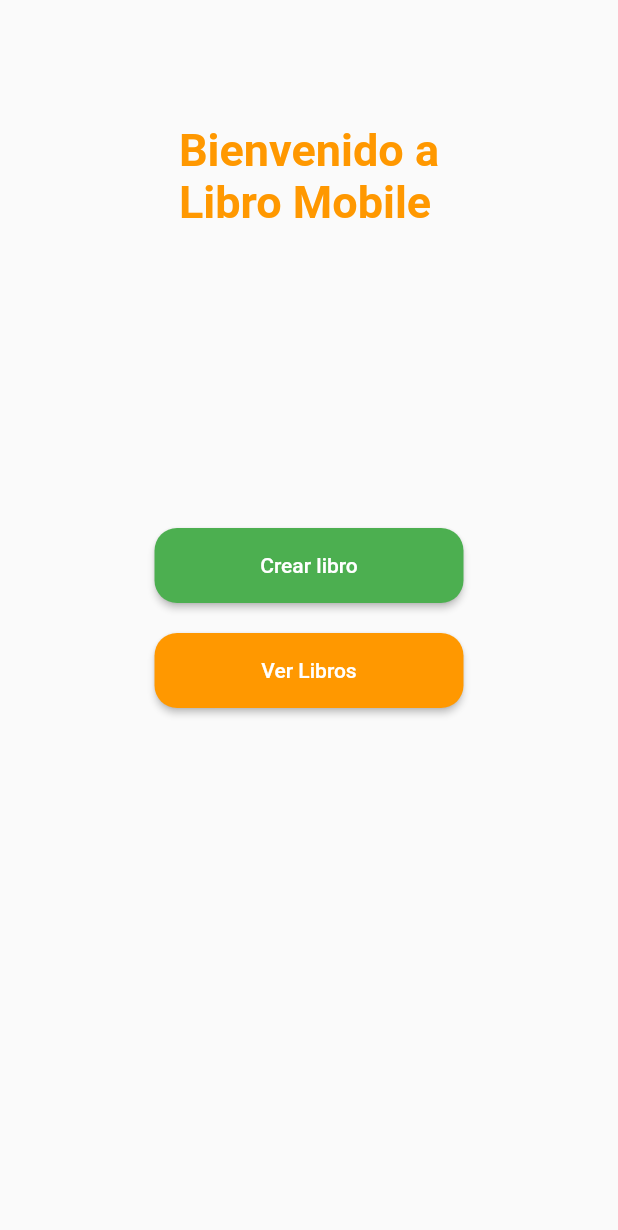
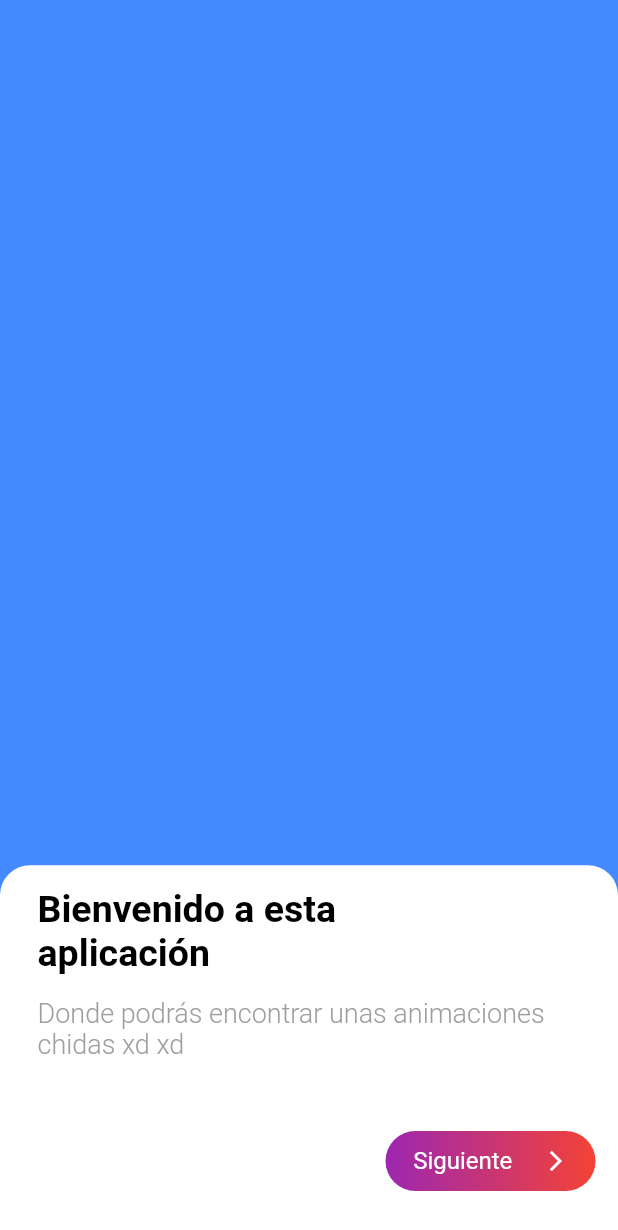
Before and after one commit to Angel1404/Getx_Con_Angel_Customs, a Flutter app: the screen it shows after launch, on a phone screen of 412 x 824 dp. Shown: the top 1230 px of the screen. Run offline on Flutter 3.47's test engine with Material 2 defaults, Android fonts, the phone set to English and light mode, and no system bars; our stand-ins replace animate_do, chewie, date_field, get, get_storage, image_picker and 2 more.

Commit message:
Reto 2 Card Login Flexible

```diff
--- a/lib/main.dart
+++ b/lib/main.dart
@@ -9,7 +9,7 @@ void main() async {
   runApp(
     GetMaterialApp(
       debugShowCheckedModeBanner: false,
-      initialRoute: Routes.APPLIBROSSREEN,
+      initialRoute: Routes.LOGINCARDFLEXIBLEPAGE,
       // theme: appThemeData,
       defaultTransition: Transition.fadeIn,
       // initialBinding: SplashBinding(),
--- a/lib/routes/app_routes.dart
+++ b/lib/routes/app_routes.dart
@@ -23,4 +23,8 @@ abstract class Routes {
   static const VERLIBROSPAGE = '/verLibrosPage';
   // ignore: constant_identifier_names
   static const DETALLELIBROPAGE = '/detalleLibroPage';
+
+  //
+  // ignore: constant_identifier_names
+  static const LOGINCARDFLEXIBLEPAGE = '/loginCardFlexiblePage';
 }
--- /dev/null
+++ b/lib/ui/pages/RETO2-LOGIN-CARD-FLEXIBLE/Widgets/welcome_page_login.dart
@@ -0,0 +1,37 @@
+import 'package:flutter/material.dart';
+
+class WelcomePage extends StatelessWidget {
+  const WelcomePage({super.key});
+
+  @override
+  Widget build(BuildContext context) {
+    return Padding(
+      padding: const EdgeInsets.only(left: 25, top: 15, right: 25),
+      child: SingleChildScrollView(
+        physics: const NeverScrollableScrollPhysics(),
+        child: Column(
+          crossAxisAlignment: CrossAxisAlignment.start,
+          children: const [
+            Text(
+              'Bienvenido a esta\naplicación',
+              style: TextStyle(
+                color: Colors.black,
+                fontSize: 25,
+                fontWeight: FontWeight.bold,
+              ),
+            ),
+            SizedBox(height: 15),
+            Text(
+              'Donde podrás encontrar unas animaciones chidas xd xd',
+              style: TextStyle(
+                color: Colors.grey,
+                fontSize: 18,
+                fontWeight: FontWeight.w300,
+              ),
+            ),
+          ],
+        ),
+      ),
+    );
+  }
+}
--- /dev/null
+++ b/lib/ui/pages/RETO2-LOGIN-CARD-FLEXIBLE/login_card_flexible_controller.dart
@@ -0,0 +1,41 @@
+import 'package:flutter/cupertino.dart';
+import 'package:get/get.dart';
+
+class LoginCardFlexibleController extends GetxController {
+  static LoginCardFlexibleController get to => Get.find<LoginCardFlexibleController>();
+
+  final _controllerPageView = PageController();
+
+  PageController get pageController => _controllerPageView;
+
+  final extendCardFlexible = .3.obs;
+  final indexPage = 0.obs;
+  final textBotton = 'Siguiente'.obs;
+  final extendBotton = 140.obs;
+  final isPageCreation = false.obs;
+
+  @override
+  void onInit() {
+    super.onInit();
+
+    _controllerPageView.addListener(() {
+      if (_controllerPageView.offset <= _controllerPageView.position.maxScrollExtent / 2) {
+        extendCardFlexible.value = .3;
+        textBotton.value = 'Siguiente';
+        extendBotton.value = 140;
+        isPageCreation.value = false;
+      } else {
+        extendCardFlexible.value = .4;
+        textBotton.value = 'Registarme';
+        extendBotton.value = 170;
+        isPageCreation.value = true;
+      }
+    });
+  }
+
+  nextPage() {
+    if (indexPage.value == 0) {
+      _controllerPageView.nextPage(duration: const Duration(milliseconds: 400), curve: Curves.easeInOutCubicEmphasized);
+    }
+  }
+}
--- /dev/null
+++ b/lib/ui/pages/RETO2-LOGIN-CARD-FLEXIBLE/login_card_flexible_page.dart
@@ -0,0 +1,115 @@
+import 'package:flutter/material.dart';
+import 'package:get/get.dart';
+import 'package:get_con_angel01/ui/pages/RETO2-LOGIN-CARD-FLEXIBLE/login_card_flexible_controller.dart';
+
+import 'Widgets/create_acount_login.dart';
+import 'Widgets/welcome_page_login.dart';
+
+class LoginCardFlexiblePage extends StatelessWidget {
+  LoginCardFlexiblePage({super.key});
+  final controllerCardFlexible = LoginCardFlexibleController.to;
+  @override
+  Widget build(BuildContext context) {
+    return Scaffold(
+      backgroundColor: Colors.blueAccent,
+      body: SizedBox(
+        height: Get.height,
+        width: Get.width,
+        child: Stack(
+          children: [
+            Align(
+                alignment: Alignment.bottomCenter,
+                child: Obx(
+                  () => AnimatedContainer(
+                    height: Get.height * controllerCardFlexible.extendCardFlexible.value,
+                    // height: Get.height * .3,
+                    width: double.maxFinite,
+                    decoration: const BoxDecoration(
+                      color: Colors.white,
+                      borderRadius: BorderRadius.only(
+                        topLeft: Radius.circular(20),
+                        topRight: Radius.circular(20),
+                      ),
+                    ),
+                    duration: const Duration(milliseconds: 500),
+                    child: Column(
+                      crossAxisAlignment: CrossAxisAlignment.end,
+                      children: [
+                        Flexible(
+                          child: PageView(
+                            onPageChanged: (page) {
+                              print('PAGE; $page');
+                              controllerCardFlexible.indexPage.value = page;
+                            },
+                            controller: controllerCardFlexible.pageController,
+                            children: const [
+                              WelcomePage(),
+                              PageCreateAccount(),
+                            ],
+                          ),
+                        ),
+                        InkWell(
+                          splashColor: Colors.red,
+                          radius: 100,
+                          hoverColor: Colors.white,
+                          onTap: controllerCardFlexible.nextPage,
+                          child: AnimatedContainer(
+                            padding: const EdgeInsets.symmetric(horizontal: 8),
+                            height: controllerCardFlexible.extendBotton.value / 3.5,
+                            width: controllerCardFlexible.extendBotton.value.toDouble(),
+                            margin: const EdgeInsets.only(right: 15, bottom: 30),
+                            decoration: BoxDecoration(
+                              borderRadius: BorderRadius.circular(50),
+                              gradient: const LinearGradient(
+                                colors: [Colors.purple, Colors.red],
+                              ),
+                            ),
+                            duration: const Duration(milliseconds: 400),
+                            child: Row(
+                              mainAxisAlignment: MainAxisAlignment.spaceAround,
+                              children: [
+                                Text(
+                                  controllerCardFlexible.textBotton.value,
+                                  style: const TextStyle(color: Colors.white, fontSize: 16),
+                                ),
+                                const Icon(
+                                  Icons.arrow_forward_ios_outlined,
+                                  color: Colors.white,
+                                  size: 16,
+                                ),
+                              ],
+                            ),
+                          ),
+                        ),
+                        AnimatedCrossFade(
+                          crossFadeState: CrossFadeState.showSecond,
+                          duration: const Duration(milliseconds: 400),
+                          alignment: Alignment.bottomRight,
+                          firstChild: const SizedBox(),
+                          secondChild: AnimatedContainer(
+                            alignment: controllerCardFlexible.isPageCreation.value ? Alignment.center : null,
+                            margin: controllerCardFlexible.isPageCreation.value ? const EdgeInsets.only(bottom: 10) : null,
+                            duration: const Duration(milliseconds: 400),
+                            height: controllerCardFlexible.isPageCreation.value ? 40 : null,
+                            width: controllerCardFlexible.isPageCreation.value ? double.maxFinite : null,
+                            child: controllerCardFlexible.isPageCreation.value
+                                ? const Text(
+                                    'Esta es la pagina de creación de cuentas',
+                                    style: TextStyle(
+                                      color: Colors.black54,
+                                      fontSize: 14,
+                                    ),
+                                  )
+                                : null,
+                          ),
+                        ),
+                      ],
+                    ),
+                  ),
+                ))
+          ],
+        ),
+      ),
+    );
+  }
+}
--- a/lib/ui/z_routes_ui.dart
+++ b/lib/ui/z_routes_ui.dart
@@ -18,3 +18,7 @@ export 'package:get_con_angel01/ui/pages/APP-LIBROS-U/create_libro.dart';
 export 'package:get_con_angel01/ui/pages/APP-LIBROS-U/ver_libros.dart';
 
 export 'package:get_con_angel01/ui/pages/APP-LIBROS-U/detalle_libro.dart';
+
+//
+
+export 'package:get_con_angel01/ui/pages/RETO2-LOGIN-CARD-FLEXIBLE/login_card_flexible_page.dart';
```
Also changed, not shown: lib/bindings/bindings.dart (+8 -0 lines), lib/routes/app_pages.dart (+8 -1 lines), lib/ui/pages/RETO2-LOGIN-CARD-FLEXIBLE/Widgets/create_acount_login.dart (added, +42 -0 lines), pubspec.lock.
